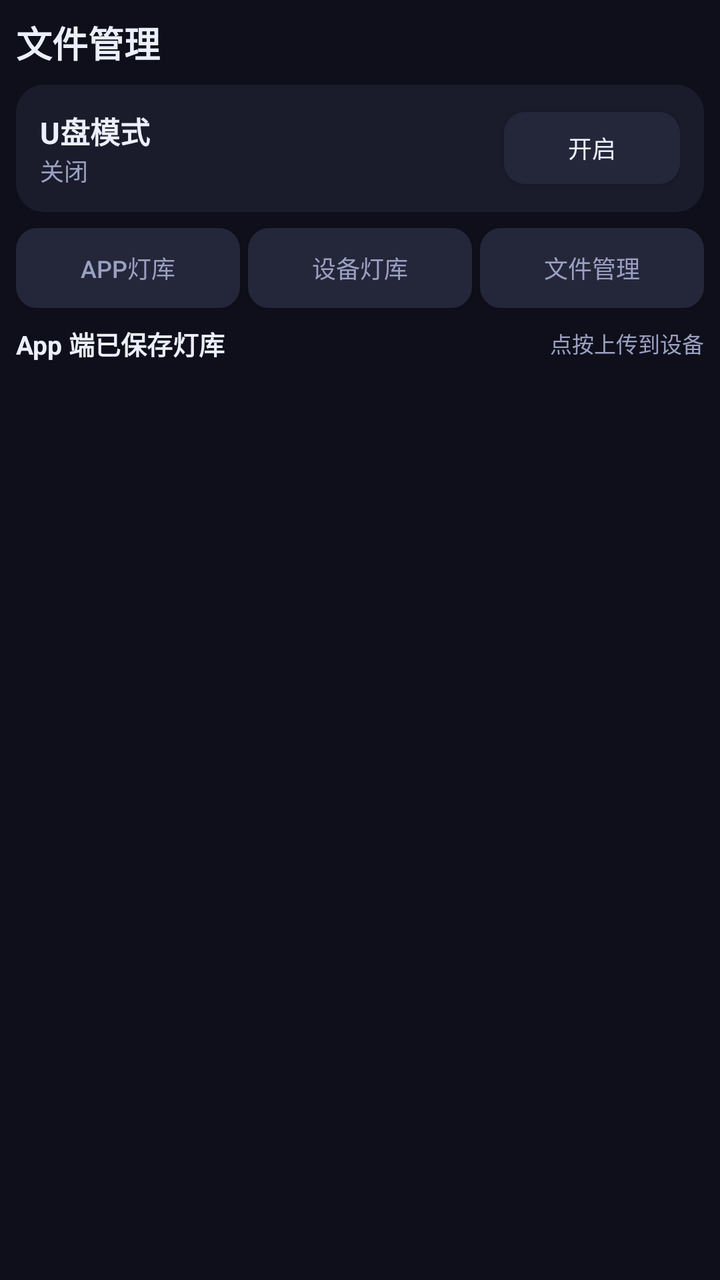
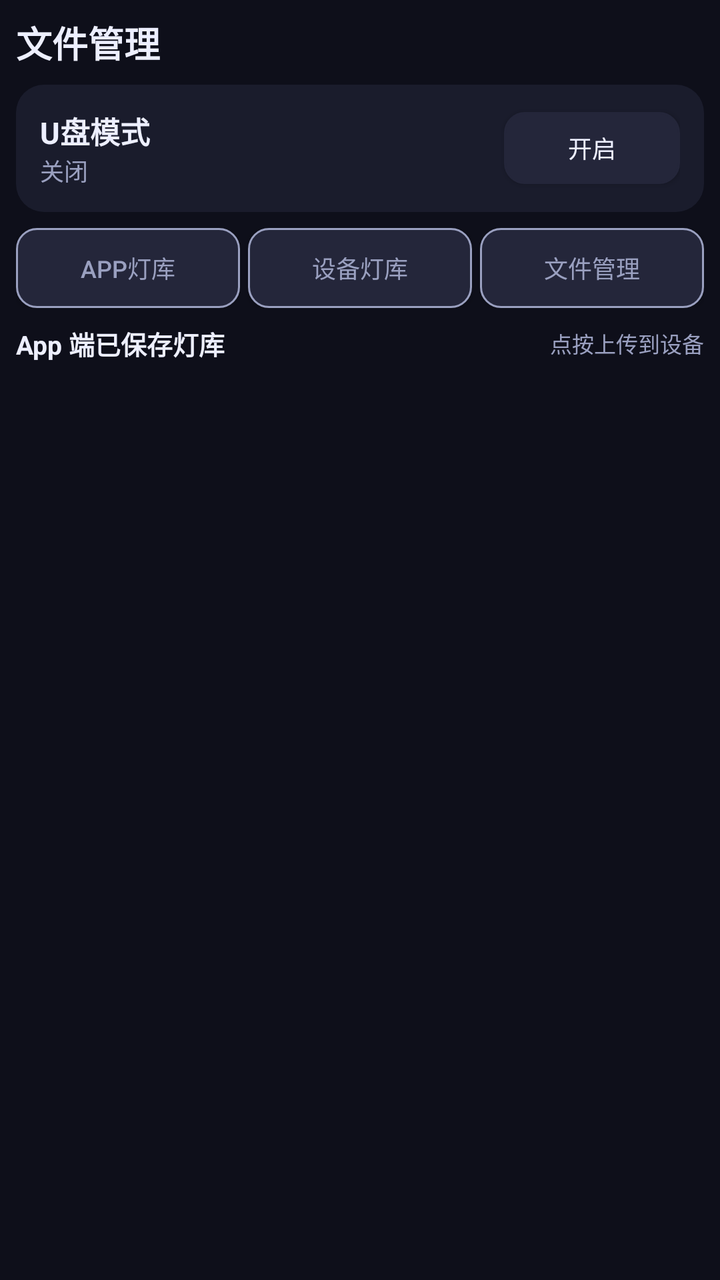

Screens rendered from an Android XML layout before and after an edit, with the pre-edit source and the edit as a unified diff.
<!-- AndroidManifest.xml: application theme Theme.StageDMX -->
<!-- res/layout/page_storage.xml -->
<?xml version="1.0" encoding="utf-8"?>
<LinearLayout xmlns:android="http://schemas.android.com/apk/res/android"
    android:layout_width="match_parent"
    android:layout_height="match_parent"
    android:orientation="vertical"
    android:background="@color/bg"
    android:padding="8dp">

    <TextView
        android:layout_width="match_parent"
        android:layout_height="wrap_content"
        android:text="文件管理"
        android:textColor="@color/text"
        android:textSize="18sp"
        android:textStyle="bold"
        android:paddingBottom="8dp" />

    
    <LinearLayout
        android:layout_width="match_parent"
        android:layout_height="wrap_content"
        android:orientation="horizontal"
        android:gravity="center_vertical"
        android:background="@drawable/bg_card"
        android:padding="12dp"
        android:layout_marginBottom="8dp">
        <LinearLayout
            android:layout_width="0dp"
            android:layout_height="wrap_content"
            android:layout_weight="1"
            android:orientation="vertical">
            <TextView
                android:layout_width="wrap_content"
                android:layout_height="wrap_content"
                android:text="U盘模式"
                android:textColor="@color/text"
                android:textSize="15sp"
                android:textStyle="bold" />
            <TextView
                android:id="@+id/tvMscStatus"
                android:layout_width="wrap_content"
                android:layout_height="wrap_content"
                android:text="关闭"
                android:textColor="@color/textDim"
                android:textSize="12sp" />
        </LinearLayout>
        <Button
            android:id="@+id/swMsc"
            android:layout_width="wrap_content"
            android:layout_height="36dp"
            android:text="开启"
            android:textSize="12sp"
            android:textColor="@color/text"
            android:background="@drawable/bg_pill" />
    </LinearLayout>

    
    <LinearLayout
        android:layout_width="match_parent"
        android:layout_height="wrap_content"
        android:orientation="horizontal"
        android:layout_marginBottom="4dp">
        <Button
            android:id="@+id/btnAppLibs"
            android:layout_width="0dp"
            android:layout_weight="1"
            android:layout_height="40dp"
            android:text="App灯库"
            android:textSize="12sp"
            android:textColor="@color/textDim"
            android:background="@drawable/bg_pill"
            android:layout_marginEnd="4dp" />
        <Button
            android:id="@+id/btnDeviceLibs"
            android:layout_width="0dp"
            android:layout_weight="1"
            android:layout_height="40dp"
            android:text="设备灯库"
            android:textSize="12sp"
            android:textColor="@color/textDim"
            android:background="@drawable/bg_pill"
            android:layout_marginEnd="4dp" />
        <Button
            android:id="@+id/btnFileMgr"
            android:layout_width="0dp"
            android:layout_weight="1"
            android:layout_height="40dp"
            android:text="文件管理"
            android:textSize="12sp"
            android:textColor="@color/textDim"
            android:background="@drawable/bg_pill" />
    </LinearLayout>

    
    <Button
        android:id="@+id/btnNewFolder"
        style="@style/Widget.Material3.Button.OutlinedButton"
        android:layout_width="match_parent"
        android:layout_height="36dp"
        android:text="＋ 新建文件夹"
        android:textSize="12sp"
        android:visibility="gone" />

    
    <LinearLayout
        android:layout_width="match_parent"
        android:layout_height="wrap_content"
        android:orientation="horizontal"
        android:gravity="center_vertical"
        android:paddingVertical="4dp">
        <TextView
            android:id="@+id/tvListTitle"
            android:layout_width="0dp"
            android:layout_weight="1"
            android:layout_height="wrap_content"
            android:text="App 端已保存灯库"
            android:textColor="@color/text"
            android:textSize="13sp"
            android:textStyle="bold" />
        <Button
            android:id="@+id/btnGoUp"
            android:layout_width="wrap_content"
            android:layout_height="32dp"
            android:text="⬆ 上级"
            android:textSize="11sp"
            android:textColor="@color/text"
            android:background="@drawable/bg_pill"
            android:visibility="gone"
            android:layout_marginEnd="8dp" />
        <TextView
            android:id="@+id/tvListHint"
            android:layout_width="wrap_content"
            android:layout_height="wrap_content"
            android:text="点按上传到设备"
            android:textColor="@color/textDim"
            android:textSize="11sp" />
    </LinearLayout>

    <androidx.recyclerview.widget.RecyclerView
        android:id="@+id/rvFileList"
        android:layout_width="match_parent"
        android:layout_height="0dp"
        android:layout_weight="1" />
</LinearLayout>
<!-- resources referenced by this layout -->
<resources>
  <color name="bg">#0E0F1A</color>
  <color name="text">#EDEFFF</color>
  <color name="textDim">#9AA0C0</color>
  <!-- drawable bg_card (drawable) -->
  <?xml version="1.0" encoding="utf-8"?>
  <shape xmlns:android="http://schemas.android.com/apk/res/android" android:shape="rectangle">
      <solid android:color="@color/surface" />
      <corners android:radius="14dp" />
  </shape>
  <!-- drawable bg_pill (drawable) -->
  <?xml version="1.0" encoding="utf-8"?>
  <shape xmlns:android="http://schemas.android.com/apk/res/android" android:shape="rectangle">
      <solid android:color="@color/surface2" />
      <corners android:radius="10dp" />
      <stroke android:width="1dp" android:color="@color/surface2" />
  </shape>
  <style name="Theme.StageDMX" parent="Theme.Material3.Dark.NoActionBar">
          <item name="colorPrimary">@color/accent</item>
          <item name="colorOnPrimary">#FFFFFF</item>
          <item name="colorSecondary">@color/accent2</item>
          <item name="android:colorBackground">@color/bg</item>
          <item name="colorSurface">@color/surface</item>
          <item name="android:windowLightStatusBar">false</item>
          <item name="android:statusBarColor">@color/bg</item>
          <item name="android:navigationBarColor">@color/bg</item>
          <item name="alertDialogTheme">@style/AppDialogTheme</item>
      </style>
  <color name="surface">#1A1C2C</color>
  <color name="surface2">#24263A</color>
  <color name="accent">#5B8CFF</color>
  <color name="accent2">#FF5B8C</color>
  <style name="AppDialogTheme" parent="Theme.Material3.Dark.Dialog.Alert">
          <item name="colorPrimary">@color/accent</item>
          <item name="colorSurface">@color/surface</item>
          <item name="colorOnSurface">@color/text</item>
          <item name="android:colorBackground">@color/surface</item>
          <item name="colorOnSurfaceVariant">@color/textDim</item>
      </style>
</resources>

<!-- the commit's change to res/layout/page_storage.xml (unified diff, before → after) -->
@@ -68,7 +68,7 @@
             android:text="App灯库"
             android:textSize="12sp"
             android:textColor="@color/textDim"
-            android:background="@drawable/bg_pill"
+            android:background="@drawable/bg_pill_outline"
             android:layout_marginEnd="4dp" />
         <Button
             android:id="@+id/btnDeviceLibs"
@@ -78,7 +78,7 @@
             android:text="设备灯库"
             android:textSize="12sp"
             android:textColor="@color/textDim"
-            android:background="@drawable/bg_pill"
+            android:background="@drawable/bg_pill_outline"
             android:layout_marginEnd="4dp" />
         <Button
             android:id="@+id/btnFileMgr"
@@ -88,7 +88,7 @@
             android:text="文件管理"
             android:textSize="12sp"
             android:textColor="@color/textDim"
-            android:background="@drawable/bg_pill" />
+            android:background="@drawable/bg_pill_outline" />
     </LinearLayout>
 
     
<!-- resource entries referenced after the edit -->
@@ -15,6 +15,13 @@
       <solid android:color="@color/surface2" />
       <corners android:radius="10dp" />
       <stroke android:width="1dp" android:color="@color/surface2" />
+  </shape>
+  <!-- drawable bg_pill_outline (drawable) -->
+  <?xml version="1.0" encoding="utf-8"?>
+  <shape xmlns:android="http://schemas.android.com/apk/res/android" android:shape="rectangle">
+      <solid android:color="@color/surface2" />
+      <corners android:radius="10dp" />
+      <stroke android:width="1dp" android:color="@color/textDim" />
   </shape>
   <style name="Theme.StageDMX" parent="Theme.Material3.Dark.NoActionBar">
           <item name="colorPrimary">@color/accent</item>
